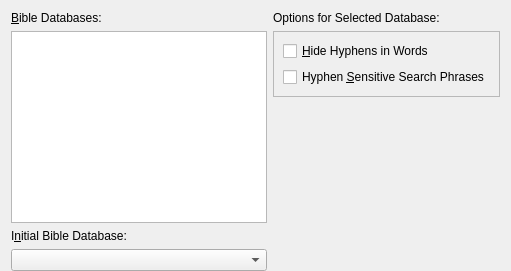
dewhisna/KingJamesPureBibleSearch, file programs/KJVCanOpener/KJVBibleDatabaseConfig.ui: the form before one commit.
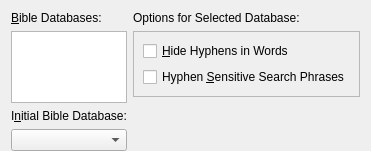
The form after the commit.

Commit message: Finished logic for the Main Bible Database selection ("initial database") in the Configuration Dialog, adding all of the support logic necessary to do that.  I still don't have anything to unload databases -- perhaps that should be done in the saveSettings() function of the Bible Database Configuration widget?

What changed in the file:
```diff
--- a/programs/KJVCanOpener/KJVBibleDatabaseConfig.ui
+++ b/programs/KJVCanOpener/KJVBibleDatabaseConfig.ui
@@ -54,6 +54,9 @@
        <property name="toolTip">
         <string>List of available Bible Databases</string>
        </property>
+       <property name="sizeAdjustPolicy">
+        <enum>QAbstractScrollArea::AdjustToContents</enum>
+       </property>
        <property name="editTriggers">
         <set>QAbstractItemView::NoEditTriggers</set>
        </property>
```
The commit also changes 7 other files.
